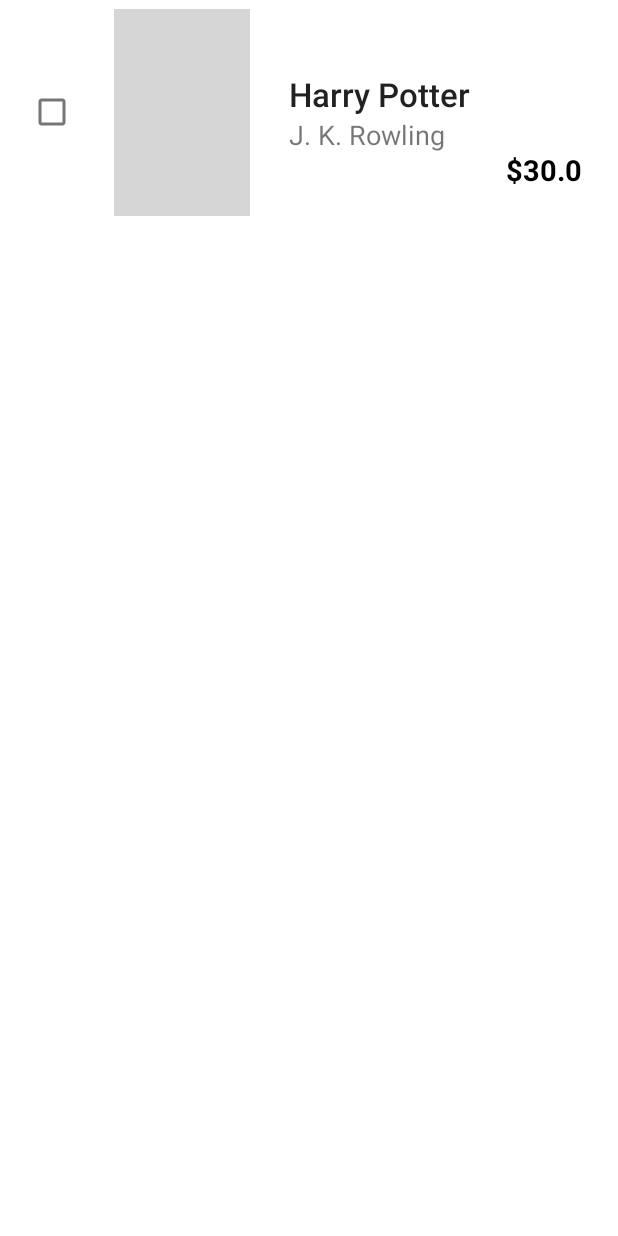
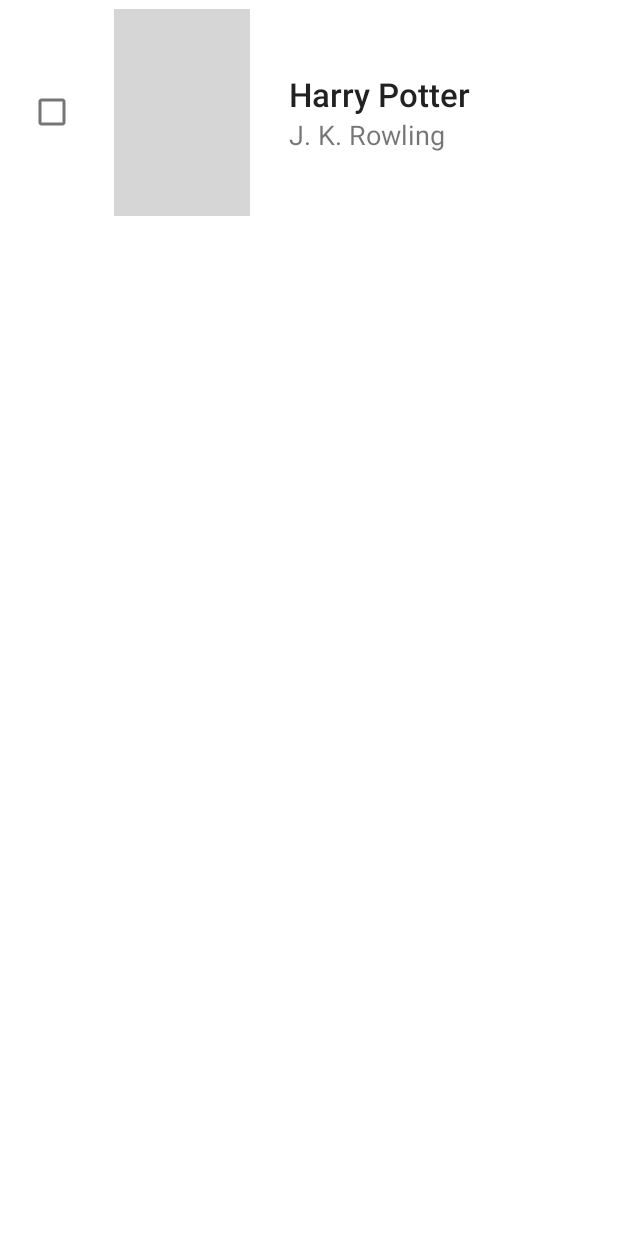
Before and after one commit to DAndyPhm0609/Everest, an Android app: the layout cart_card.xml on its own in the app's theme, with its tools: preview values and no code run, on a phone screen of 412 x 824 dp. Run offline under Robolectric (Android 15) with nearby library versions, the phone set to English and light mode, and no system bars; grey boxes are pictures that could not be loaded.

Commit message:
edit cart

```diff
--- a/app/src/main/res/layout/cart_card.xml
+++ b/app/src/main/res/layout/cart_card.xml
@@ -60,7 +60,6 @@
             android:layout_height="wrap_content"
             android:layout_marginTop="90dp"
             android:layout_weight="1"
-            android:text="$30.0"
             android:textColor="@color/black"
             android:textSize="19sp"
             android:textStyle="bold" />
```
